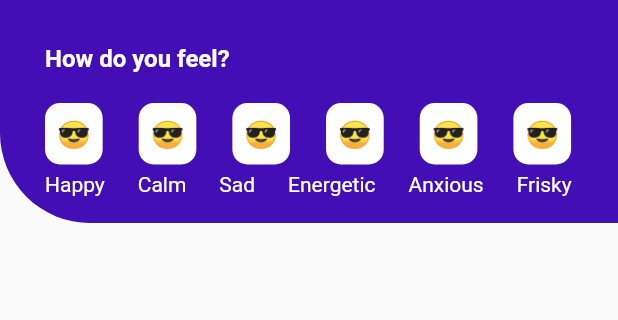
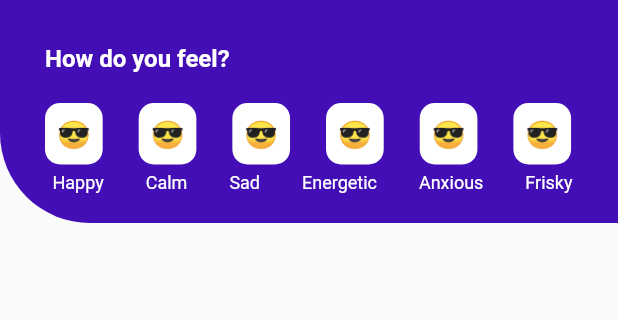
Before and after one commit to jaymesC/safeplace-social-app, a Flutter app: the screen it shows after launch, on a phone screen of 412 x 824 dp, the part 152-472 px from its top. Run offline on Flutter 3.47's test engine with Material 2 defaults, Android fonts, the phone set to English and light mode, and no system bars; our stand-ins replace flutter_spinkit.

Commit message:
updated homepage

```diff
--- a/lib/pages/home_page.dart
+++ b/lib/pages/home_page.dart
@@ -79,36 +79,41 @@ class HomePage extends StatelessWidget {
             height: 20,
           ),
           Column(
-            // mainAxisAlignment: MainAxisAlignment.spaceBetween,
+            // crossAxisAlignment: CrossAxisAlignment.center,
+            // mainAxisAlignment: MainAxisAlignment.center,
             children: [
               Row(
                 children: <Widget>[
                   for (var item in list)
                     EmojiWidget(
                       emoji: item,
-                      // label: feeling,
+                      // label: 'feeling',
                     ),
                 ],
               ),
-              Row(
-                children: [
-                  for (var item in feeling)
-                    Container(
-                        margin: EdgeInsets.only(right: 22),
-                        child:
-                            Text(item, style: TextStyle(color: Colors.white)))
-                ],
-              )
+              // Row(
+              //   //
+              //   children: [
+              //     for (var item in feeling)
+              //       Container(
+              //           margin: EdgeInsets.only(right: 22),
+              //           child:
+              //               Text(item, style: TextStyle(color: Colors.white)))
+              //   ],
+              // )
             ],
           ),
-          // Row(
-          //   children: [
-          //     for (var item in feeling)
-          //       Container(
-          //           margin: EdgeInsets.only(),
-          //           child: Text(item, style: TextStyle(color: Colors.white)))
-          //   ],
-          // )
+          Row(
+            mainAxisAlignment: MainAxisAlignment.start,
+            children: [
+              for (var item in feeling)
+                Container(
+                    padding: EdgeInsets.fromLTRB(5, 0, 0, 0),
+                    margin: EdgeInsets.only(right: 23),
+                    child: Text(item,
+                        style: TextStyle(color: Colors.white, fontSize: 12)))
+            ],
+          )
         ],
       ),
     );
--- a/lib/widgets/emoji_widget.dart
+++ b/lib/widgets/emoji_widget.dart
@@ -4,15 +4,13 @@ class EmojiWidget extends StatelessWidget {
   final String emoji;
   // final String label;
 
-  const EmojiWidget({
-    Key? key,
-    required this.emoji,
-  }) : super(key: key);
+  const EmojiWidget({Key? key, required this.emoji, })
+      : super(key: key);
 
   @override
   Widget build(BuildContext context) {
     return Column(
-      crossAxisAlignment: CrossAxisAlignment.start,
+      // crossAxisAlignment: CrossAxisAlignment.start,
       children: [
         Container(
           padding: EdgeInsets.fromLTRB(8, 10, 8, 10),
@@ -29,7 +27,8 @@ class EmojiWidget extends StatelessWidget {
         SizedBox(
           height: 5,
         ),
-        // Text(label, style: TextStyle(color: Colors.white, fontSize: 13))
+        // Text(label,
+        //     style: TextStyle(color: Colors.white, fontSize: 13))
       ],
     );
   }
```
